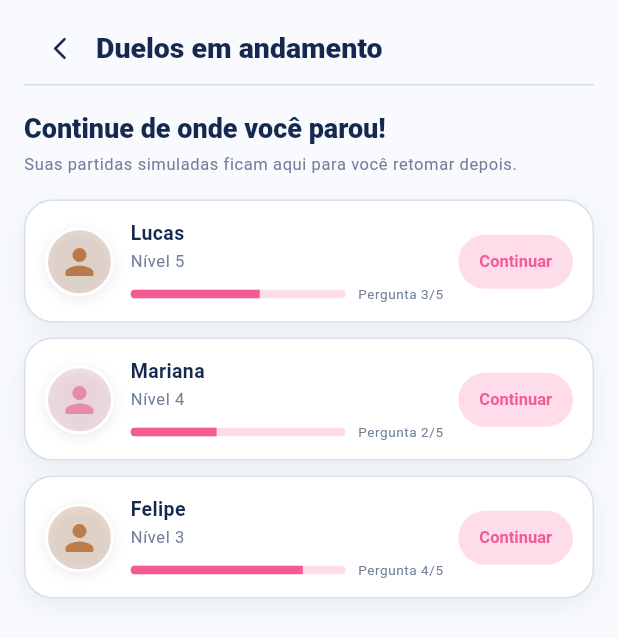
After one commit to juliarichesky/descobrix-mobile, a Flutter app: the OngoingDuelsScreen screen opened directly, on a phone screen of 412 x 824 dp. The commit adds this screen. Shown: the top 638 px of the screen. Run offline on Flutter 3.47's test engine with Material 3 defaults, Android fonts, the phone set to English and light mode, and no system bars; our stand-ins replace camera, shared_preferences; accounts and stored records are empty.

Commit message:
feat: implement ongoing duels screen

```diff
--- a/lib/screens/friends_screen.dart
+++ b/lib/screens/friends_screen.dart
@@ -58,7 +58,7 @@ class _FriendsScreenState extends State<FriendsScreen> {
       builder: (context) => AlertDialog(
         title: const Text('Compartilhar link'),
         content: const Text(
-          'O convite por link Ã© demonstrativo nesta etapa. O compartilhamento real ainda nÃ£o estÃ¡ disponÃ­vel.',
+          'O convite por link \u00E9 demonstrativo nesta etapa. O compartilhamento real ainda n\u00E3o est\u00E1 dispon\u00EDvel.',
         ),
         actions: [
           TextButton(
@@ -105,7 +105,7 @@ class _FriendsScreenState extends State<FriendsScreen> {
       ..showSnackBar(
         SnackBar(
           content: Text(
-            'Convite para ${friend.name} simulado. O duelo serÃ¡ implementado na prÃ³xima etapa.',
+            'Convite para ${friend.name} simulado. O duelo ser\u00E1 implementado na pr\u00F3xima etapa.',
           ),
         ),
       );
--- /dev/null
+++ b/lib/screens/ongoing_duels_screen.dart
@@ -0,0 +1,283 @@
+import 'package:flutter/material.dart';
+
+import '../theme/app_colors.dart';
+
+class OngoingDuel {
+  const OngoingDuel({
+    required this.friendName,
+    required this.level,
+    required this.currentQuestion,
+    required this.totalQuestions,
+    required this.color,
+  });
+
+  final String friendName;
+  final int level;
+  final int currentQuestion;
+  final int totalQuestions;
+  final Color color;
+
+  double get progress => currentQuestion / totalQuestions;
+}
+
+class OngoingDuelsScreen extends StatelessWidget {
+  const OngoingDuelsScreen({super.key, this.duels = _defaultDuels});
+
+  static const _defaultDuels = <OngoingDuel>[
+    OngoingDuel(
+      friendName: 'Lucas',
+      level: 5,
+      currentQuestion: 3,
+      totalQuestions: 5,
+      color: Color(0xFFB8794D),
+    ),
+    OngoingDuel(
+      friendName: 'Mariana',
+      level: 4,
+      currentQuestion: 2,
+      totalQuestions: 5,
+      color: Color(0xFFE68CA9),
+    ),
+    OngoingDuel(
+      friendName: 'Felipe',
+      level: 3,
+      currentQuestion: 4,
+      totalQuestions: 5,
+      color: Color(0xFFBE7C49),
+    ),
+  ];
+
+  final List<OngoingDuel> duels;
+
+  void _showContinueMessage(BuildContext context, OngoingDuel duel) {
+    ScaffoldMessenger.of(context)
+      ..hideCurrentSnackBar()
+      ..showSnackBar(
+        SnackBar(
+          content: Text(
+            'A partida com ${duel.friendName} ser\u00E1 implementada na pr\u00F3xima etapa.',
+          ),
+        ),
+      );
+  }
+
+  @override
+  Widget build(BuildContext context) {
+    final textTheme = Theme.of(context).textTheme;
+
+    return Scaffold(
+      backgroundColor: AppColors.background,
+      body: SafeArea(
+        child: SingleChildScrollView(
+          padding: const EdgeInsets.fromLTRB(16, 8, 16, 24),
+          child: Column(
+            crossAxisAlignment: CrossAxisAlignment.stretch,
+            children: [
+              Row(
+                children: [
+                  IconButton(
+                    tooltip: 'Voltar',
+                    onPressed: () => Navigator.of(context).pop(),
+                    icon: const Icon(
+                      Icons.arrow_back_ios_new_rounded,
+                      size: 18,
+                    ),
+                    color: AppColors.navy,
+                  ),
+                  Expanded(
+                    child: Text(
+                      'Duelos em andamento',
+                      style: textTheme.headlineMedium?.copyWith(fontSize: 19),
+                    ),
+                  ),
+                ],
+              ),
+              const Divider(height: 1),
+              const SizedBox(height: 18),
+              Text(
+                'Continue de onde voc\u00EA parou!',
+                style: textTheme.titleLarge,
+              ),
+              const SizedBox(height: 5),
+              Text(
+                'Suas partidas simuladas ficam aqui para voc\u00EA retomar depois.',
+                style: textTheme.bodySmall?.copyWith(height: 1.35),
+              ),
+              const SizedBox(height: 16),
+              if (duels.isEmpty)
+                const OngoingDuelsEmptyState()
+              else
+                for (final duel in duels)
+                  Padding(
+                    padding: const EdgeInsets.only(bottom: 10),
+                    child: _OngoingDuelCard(
+                      duel: duel,
+                      onContinue: () => _showContinueMessage(context, duel),
+                    ),
+                  ),
+            ],
+          ),
+        ),
+      ),
+    );
+  }
+}
+
+class OngoingDuelsEmptyState extends StatelessWidget {
+  const OngoingDuelsEmptyState({super.key});
+
+  @override
+  Widget build(BuildContext context) {
+    return Container(
+      padding: const EdgeInsets.fromLTRB(20, 30, 20, 30),
+      decoration: BoxDecoration(
+        color: AppColors.surface,
+        borderRadius: BorderRadius.circular(20),
+        border: Border.all(color: AppColors.border),
+      ),
+      child: Column(
+        children: [
+          const Icon(
+            Icons.sports_esports_outlined,
+            color: AppColors.purple,
+            size: 42,
+          ),
+          const SizedBox(height: 10),
+          Text(
+            'Nenhum duelo em andamento',
+            textAlign: TextAlign.center,
+            style: Theme.of(context).textTheme.titleMedium,
+          ),
+          const SizedBox(height: 5),
+          Text(
+            'Crie um novo duelo para começar a jogar.',
+            textAlign: TextAlign.center,
+            style: Theme.of(context).textTheme.bodySmall,
+          ),
+        ],
+      ),
+    );
+  }
+}
+
+class _OngoingDuelCard extends StatelessWidget {
+  const _OngoingDuelCard({required this.duel, required this.onContinue});
+
+  final OngoingDuel duel;
+  final VoidCallback onContinue;
+
+  @override
+  Widget build(BuildContext context) {
+    final textTheme = Theme.of(context).textTheme;
+
+    return Container(
+      padding: const EdgeInsets.fromLTRB(13, 13, 13, 12),
+      decoration: BoxDecoration(
+        color: AppColors.surface,
+        borderRadius: BorderRadius.circular(19),
+        border: Border.all(color: AppColors.border),
+        boxShadow: const [
+          BoxShadow(
+            color: Color(0x120E2A4D),
+            blurRadius: 13,
+            offset: Offset(0, 5),
+          ),
+        ],
+      ),
+      child: Row(
+        children: [
+          _DuelAvatar(duel: duel),
+          const SizedBox(width: 11),
+          Expanded(
+            child: Column(
+              crossAxisAlignment: CrossAxisAlignment.start,
+              children: [
+                Text(
+                  duel.friendName,
+                  style: textTheme.bodyMedium?.copyWith(
+                    color: AppColors.navy,
+                    fontWeight: FontWeight.w700,
+                  ),
+                ),
+                const SizedBox(height: 2),
+                Text('N\u00EDvel ${duel.level}', style: textTheme.bodySmall),
+                const SizedBox(height: 8),
+                Row(
+                  children: [
+                    Expanded(
+                      child: ClipRRect(
+                        borderRadius: BorderRadius.circular(8),
+                        child: LinearProgressIndicator(
+                          value: duel.progress,
+                          minHeight: 6,
+                          backgroundColor: AppColors.pinkLight,
+                          valueColor: const AlwaysStoppedAnimation(
+                            AppColors.pink,
+                          ),
+                        ),
+                      ),
+                    ),
+                    const SizedBox(width: 8),
+                    Text(
+                      'Pergunta ${duel.currentQuestion}/${duel.totalQuestions}',
+                      style: textTheme.bodySmall?.copyWith(fontSize: 9),
+                    ),
+                  ],
+                ),
+              ],
+            ),
+          ),
+          const SizedBox(width: 10),
+          SizedBox(
+            height: 36,
+            child: ElevatedButton(
+              onPressed: onContinue,
+              style: ElevatedButton.styleFrom(
+                backgroundColor: AppColors.pinkLight,
+                foregroundColor: AppColors.pink,
+                elevation: 0,
+                padding: const EdgeInsets.symmetric(horizontal: 14),
+                minimumSize: const Size(0, 36),
+                shape: RoundedRectangleBorder(
+                  borderRadius: BorderRadius.circular(18),
+                ),
+                textStyle: const TextStyle(
+                  fontSize: 11,
+                  fontWeight: FontWeight.w700,
+                ),
+              ),
+              child: const Text('Continuar'),
+            ),
+          ),
+        ],
+      ),
+    );
+  }
+}
+
+class _DuelAvatar extends StatelessWidget {
+  const _DuelAvatar({required this.duel});
+
+  final OngoingDuel duel;
+
+  @override
+  Widget build(BuildContext context) {
+    return Container(
+      width: 46,
+      height: 46,
+      decoration: BoxDecoration(
+        color: duel.color.withValues(alpha: 0.24),
+        shape: BoxShape.circle,
+        border: Border.all(color: AppColors.surface, width: 2),
+        boxShadow: const [
+          BoxShadow(
+            color: Color(0x180E2A4D),
+            blurRadius: 7,
+            offset: Offset(0, 2),
+          ),
+        ],
+      ),
+      child: Icon(Icons.person_rounded, color: duel.color, size: 28),
+    );
+  }
+}
```
Also changed, not shown: lib/models/discovery.dart (+9 -9 lines), lib/screens/discovery_result_screen.dart (+10 -4 lines), lib/screens/duels_screen.dart (+8 -1 lines).
